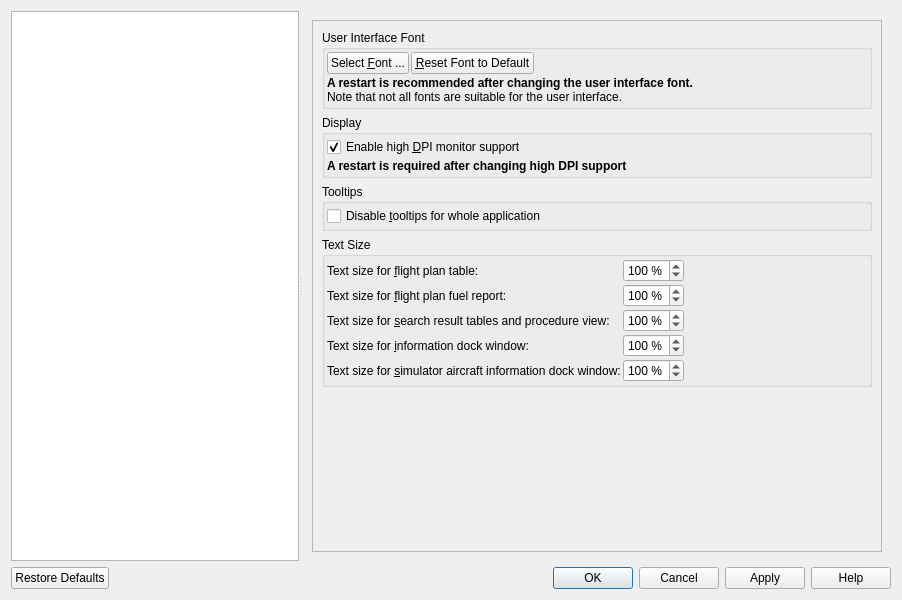
albar965/littlenavmap, file src/options/options.ui: the form before one commit.
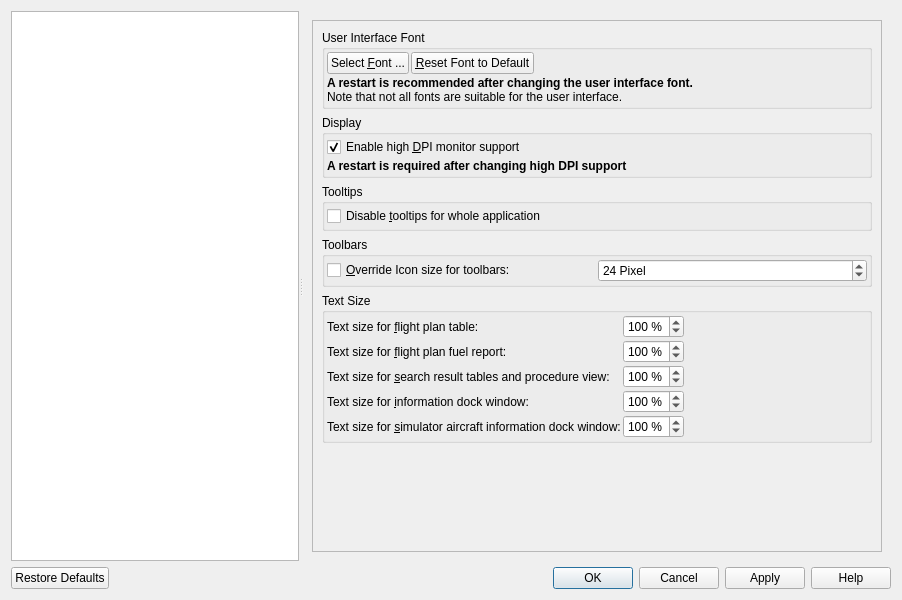
The form after the commit. The open tabs and pages were chosen to show the change.

Commit message: Added option to change main toolbar icon size.

```diff
--- a/src/options/options.ui
+++ b/src/options/options.ui
@@ -790,6 +790,71 @@
               </layout>
              </widget>
             </item>
+            <item>
+             <widget class="QGroupBox" name="groupBox_32">
+              <property name="title">
+               <string>Toolbars</string>
+              </property>
+              <layout class="QHBoxLayout" name="horizontalLayout_5">
+               <property name="spacing">
+                <number>2</number>
+               </property>
+               <property name="leftMargin">
+                <number>2</number>
+               </property>
+               <property name="topMargin">
+                <number>2</number>
+               </property>
+               <property name="rightMargin">
+                <number>2</number>
+               </property>
+               <property name="bottomMargin">
+                <number>2</number>
+               </property>
+               <item>
+                <widget class="QCheckBox" name="checkBoxOptionsGuiToolbarSize">
+                 <property name="toolTip">
+                  <string>Allows to change the size of the toolbar icons from system default if checked.</string>
+                 </property>
+                 <property name="text">
+                  <string>&amp;Override Icon size for toolbars:</string>
+                 </property>
+                 <property name="checked">
+                  <bool>false</bool>
+                 </property>
+                </widget>
+               </item>
+               <item>
+                <widget class="QSpinBox" name="spinBoxOptionsGuiToolbarSize">
+                 <property name="sizePolicy">
+                  <sizepolicy hsizetype="Minimum" vsizetype="Fixed">
+                   <horstretch>0</horstretch>
+                   <verstretch>0</verstretch>
+                  </sizepolicy>
+                 </property>
+                 <property name="readOnly">
+                  <bool>false</bool>
+                 </property>
+                 <property name="suffix">
+                  <string> Pixel</string>
+                 </property>
+                 <property name="minimum">
+                  <number>8</number>
+                 </property>
+                 <property name="maximum">
+                  <number>64</number>
+                 </property>
+                 <property name="singleStep">
+                  <number>2</number>
+                 </property>
+                 <property name="value">
+                  <number>24</number>
+                 </property>
+                </widget>
+               </item>
+              </layout>
+             </widget>
+            </item>
             <item>
              <widget class="QGroupBox" name="groupBox_8">
               <property name="title">
```
Left out of the diff: 4 changed lines with no effect on the pictures. The commit also changes 6 other files.
